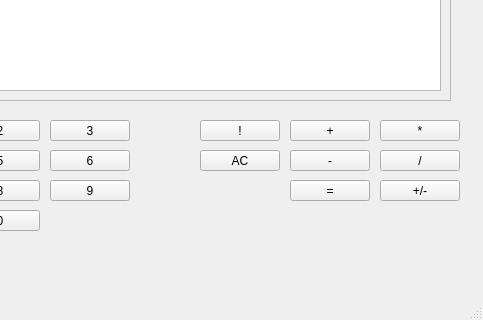
The window that calculator.ui (ioganXVII/Qt_Calculator) describes before a commit, drawn with Qt 5; both pictures show x 150 to 633 and y 190 to 510 of the 633 by 510 pixel window.
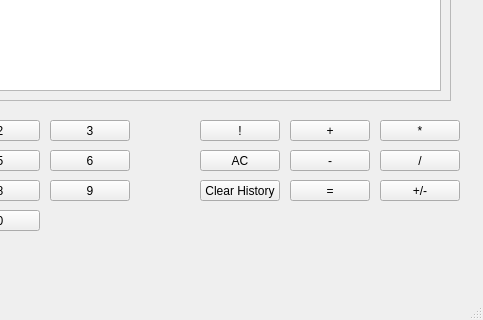
The same window after the commit.

Commit message: Thanks mstfcaliskan for adding history function. Changelog:     1. History was maked only for reading.     2. Record writing on one line.     3. [BUGFIX] Now if press again on equal calculation will be right.

```diff
--- a/calculator.ui
+++ b/calculator.ui
@@ -448,6 +448,19 @@
      </layout>
     </widget>
    </widget>
+   <widget class="QPushButton" name="ClearHistory">
+    <property name="geometry">
+     <rect>
+      <x>350</x>
+      <y>370</y>
+      <width>80</width>
+      <height>21</height>
+     </rect>
+    </property>
+    <property name="text">
+     <string>Clear History</string>
+    </property>
+   </widget>
   </widget>
   <widget class="QMenuBar" name="menubar">
    <property name="geometry">
```
Left out of the diff: 8 changed lines with no effect on the pictures. The commit also changes 2 other files.
